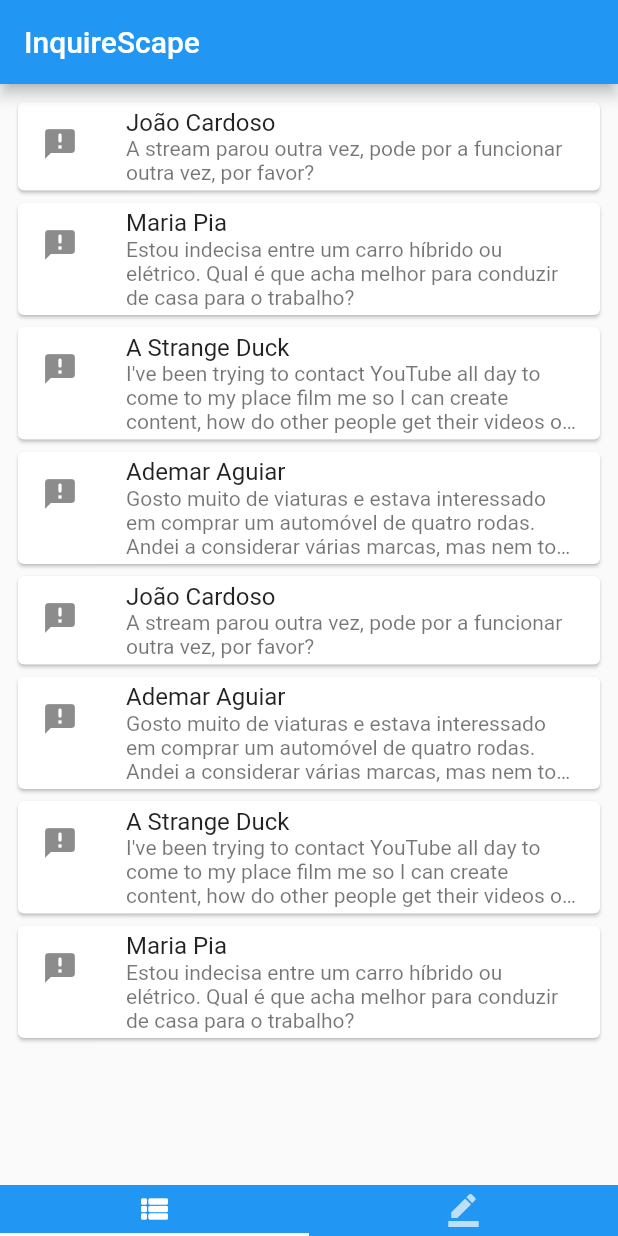
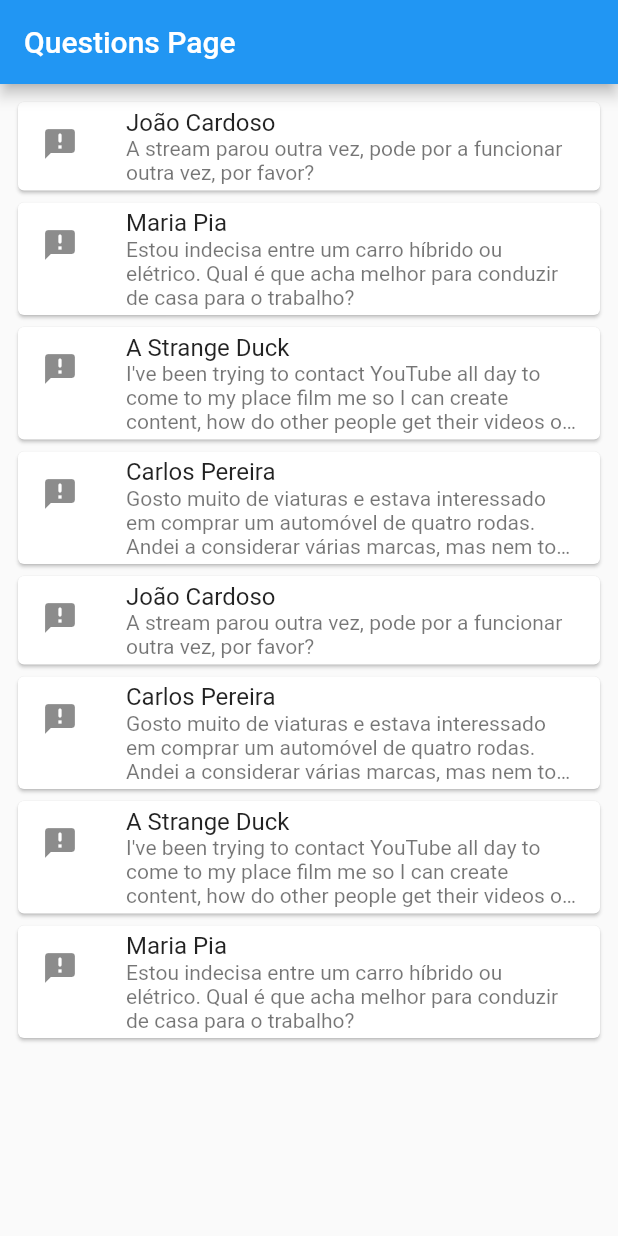
Before and after one commit to FEUP-ESOF-2020-21/open-cx-t1g4-gof, a Flutter app: the screen it shows after launch, on a phone screen of 412 x 824 dp. Run offline on Flutter 3.47's test engine with Material 2 defaults, Android fonts, the phone set to English and light mode, and no system bars.

Commit message:
removed problematic tab in questionsList

```diff
--- a/lib/Question.dart
+++ b/lib/Question.dart
@@ -6,9 +6,7 @@ class Question {
   String description;
   double rating;
 
-
-  Question(this.userName, this.platform, this.description,
-      this.rating);
+  Question(this.userName, this.platform, this.description, this.rating);
 
   static Question randomQuestion() {
     Random r = Random();
@@ -18,18 +16,38 @@ class Question {
   static Question sampleQuestion(int index) {
     switch (index) {
       case 0:
-        return Question("Ademar Aguiar", "Twitch", "Gosto muito de viaturas e estava interessado em comprar um automóvel de quatro rodas. Andei a considerar várias marcas, mas nem todas são boas o suficiente para mim. Seria melhor conduzir um BMW ou um Mercedes?", 5);
+        return Question(
+            "Carlos Pereira",
+            "Twitch",
+            "Gosto muito de viaturas e estava interessado em comprar um automóvel de quatro rodas. Andei a considerar várias marcas, mas nem todas são boas o suficiente para mim. Seria melhor conduzir um BMW ou um Mercedes?",
+            5);
       case 1:
-        return Question("João Cardoso", "Zoom", "A stream parou outra vez, pode por a funcionar outra vez, por favor?", 0.2);
+        return Question(
+            "João Cardoso",
+            "Zoom",
+            "A stream parou outra vez, pode por a funcionar outra vez, por favor?",
+            0.2);
       case 2:
-        return Question("A Strange Duck", "YouTube", "I've been trying to contact YouTube all day to come to my place film me so I can create content, how do other people get their videos out? I have lots of ideas but they won't come :saderCrack:", 4.3);
+        return Question(
+            "A Strange Duck",
+            "YouTube",
+            "I've been trying to contact YouTube all day to come to my place film me so I can create content, how do other people get their videos out? I have lots of ideas but they won't come :saderCrack:",
+            4.3);
       case 3:
-        return Question("Maria Pia", "Twitch", "Estou indecisa entre um carro híbrido ou elétrico. Qual é que acha melhor para conduzir de casa para o trabalho?", 3.8);
+        return Question(
+            "Maria Pia",
+            "Twitch",
+            "Estou indecisa entre um carro híbrido ou elétrico. Qual é que acha melhor para conduzir de casa para o trabalho?",
+            3.8);
     }
   }
 
   Question clone() {
     return Question(userName, platform, description, rating);
+  }
+
+  void updateDescription(String desc) {
+    this.description = desc;
   }
 
   @override
--- a/lib/main.dart
+++ b/lib/main.dart
@@ -1,12 +1,12 @@
 import 'package:flutter/material.dart';
 import 'package:inquirescape/pages/TabbedPage.dart';
+import 'package:inquirescape/pages/QuestionListPage.dart';
 
 void main() {
   runApp(MyApp());
 }
 
 class MyApp extends StatelessWidget {
-
   // This widget is the root of your application.
   @override
   Widget build(BuildContext context) {
@@ -29,12 +29,6 @@ class MyApp extends StatelessWidget {
           // closer together (more dense) than on mobile platforms.
           visualDensity: VisualDensity.adaptivePlatformDensity,
         ),
-        home: Scaffold(
-            appBar: AppBar(
-              title: const Text('InquireScape'),
-            ),
-            body: TabbedPage()
-        )
-    );
+        home: QuestionListPage());
   }
 }
--- a/lib/pages/QuestionFullPage.dart
+++ b/lib/pages/QuestionFullPage.dart
@@ -10,7 +10,11 @@ class QuestionFullPage extends StatelessWidget {
   @override
   Widget build(BuildContext context) {
     if (question != null)
-      return Container(
+      return Scaffold(
+        appBar: AppBar(
+          title: Text(question.userName),
+        ),
+        body: Container(
             padding:
                 EdgeInsetsDirectional.only(start: 8, top: 8, end: 8, bottom: 8),
             child: Column(
@@ -20,7 +24,8 @@ class QuestionFullPage extends StatelessWidget {
                     padding: EdgeInsetsDirectional.only(top: 2, bottom: 8),
                     child: Text(
                       question.userName,
-                    style: TextStyle(fontWeight: FontWeight.bold, fontSize: 18),
+                      style:
+                          TextStyle(fontWeight: FontWeight.bold, fontSize: 18),
                     )),
                 Text(question.description, style: TextStyle(fontSize: 16)),
                 Expanded(
@@ -30,7 +35,8 @@ class QuestionFullPage extends StatelessWidget {
                   ),
                 ),
               ],
-          ));
+            )),
+      );
     else
       return Align(
         alignment: Alignment.center,
--- a/lib/pages/QuestionListPage.dart
+++ b/lib/pages/QuestionListPage.dart
@@ -1,22 +1,50 @@
 import 'package:flutter/material.dart';
+import 'package:flutter/semantics.dart';
 import 'package:inquirescape/Question.dart';
 import 'package:inquirescape/widgets/QuestionCard.dart';
 
-class QuestionListPage extends StatelessWidget {
+class QuestionListPage extends StatefulWidget {
+  @override
+  State<StatefulWidget> createState() {
+    return QuestionListPageState();
+  }
+}
 
-  final Function goToFullQuestionTab;
+class QuestionListPageState extends State<QuestionListPage> {
+  // final Function goToFullQuestionTab;
 
-  final List<Question> questions = [Question.sampleQuestion(1), Question.sampleQuestion(3), Question.sampleQuestion(2), Question.sampleQuestion(0), Question.sampleQuestion(1), Question.sampleQuestion(0), Question.sampleQuestion(2), Question.sampleQuestion(3)];
+  final List<Question> questions = [
+    Question.sampleQuestion(1),
+    Question.sampleQuestion(3),
+    Question.sampleQuestion(2),
+    Question.sampleQuestion(0),
+    Question.sampleQuestion(1),
+    Question.sampleQuestion(0),
+    Question.sampleQuestion(2),
+    Question.sampleQuestion(3)
+  ];
 
-  QuestionListPage({this.goToFullQuestionTab});
+  // QuestionListPage({this.goToFullQuestionTab});
 
   @override
   Widget build(BuildContext context) {
+    return Scaffold(
+      appBar: AppBar(
+        title: Text("Questions Page"),
+      ),
+      body: _questionList(),
+    );
+  }
+
+  Widget _questionList() {
     return ListView.builder(
-            padding: const EdgeInsets.all(8),
-            itemCount: 8,
-            itemBuilder: (BuildContext context, int index) {
-              return QuestionCard(question: questions[index], onClick: goToFullQuestionTab,);
-            });
+        padding: const EdgeInsets.all(8),
+        itemCount: 8,
+        itemBuilder: (BuildContext context, int index) {
+          return QuestionCard(
+            question: questions[index],
+            // onClick: goToFullQuestionTab,
+          );
+        });
   }
 }
--- a/lib/pages/TabbedPage.dart
+++ b/lib/pages/TabbedPage.dart
@@ -6,14 +6,12 @@ import 'package:inquirescape/pages/QuestionFullPage.dart';
 import 'package:inquirescape/Question.dart';
 
 class TabbedPage extends StatefulWidget {
-
   @override
   _TabbedPageState createState() => _TabbedPageState();
 }
 
 class _TabbedPageState extends State<TabbedPage>
     with SingleTickerProviderStateMixin {
-
   Question _question;
   TabController _controller;
 
@@ -41,8 +39,8 @@ class _TabbedPageState extends State<TabbedPage>
         controller: _controller,
         children: <Widget>[
           QuestionListPage(
-            goToFullQuestionTab: goToFullQuestionTab,
-          ),
+              // goToFullQuestionTab: goToFullQuestionTab,
+              ),
           QuestionFullPage(_question),
         ],
       ),
--- a/lib/widgets/QuestionCard.dart
+++ b/lib/widgets/QuestionCard.dart
@@ -1,13 +1,18 @@
 import 'package:flutter/material.dart';
 import 'package:flutter/foundation.dart';
 import 'package:inquirescape/Question.dart';
+import 'package:inquirescape/pages/QuestionFullPage.dart';
 
 class QuestionCard extends StatelessWidget {
+  final Question question;
+  // final Function onClick;
 
-  final Question question;
-  final Function onClick;
+  QuestionCard({Key key, @required this.question}) : super(key: key);
 
-  QuestionCard({Key key, @required this.question, this.onClick}) : super(key: key);
+  onClick(BuildContext ctx) {
+    Navigator.push(ctx,
+        MaterialPageRoute(builder: (ctx) => QuestionFullPage(this.question)));
+  }
 
   @override
   Widget build(BuildContext context) {
@@ -16,7 +21,7 @@ class QuestionCard extends StatelessWidget {
         splashColor: Colors.blue.withAlpha(30),
         onTap: () {
           if (onClick != null) {
-            onClick(question);
+            onClick(context);
           }
         },
         child: ListTile(
```
Lines whose indentation alone changed are shown as unchanged.
